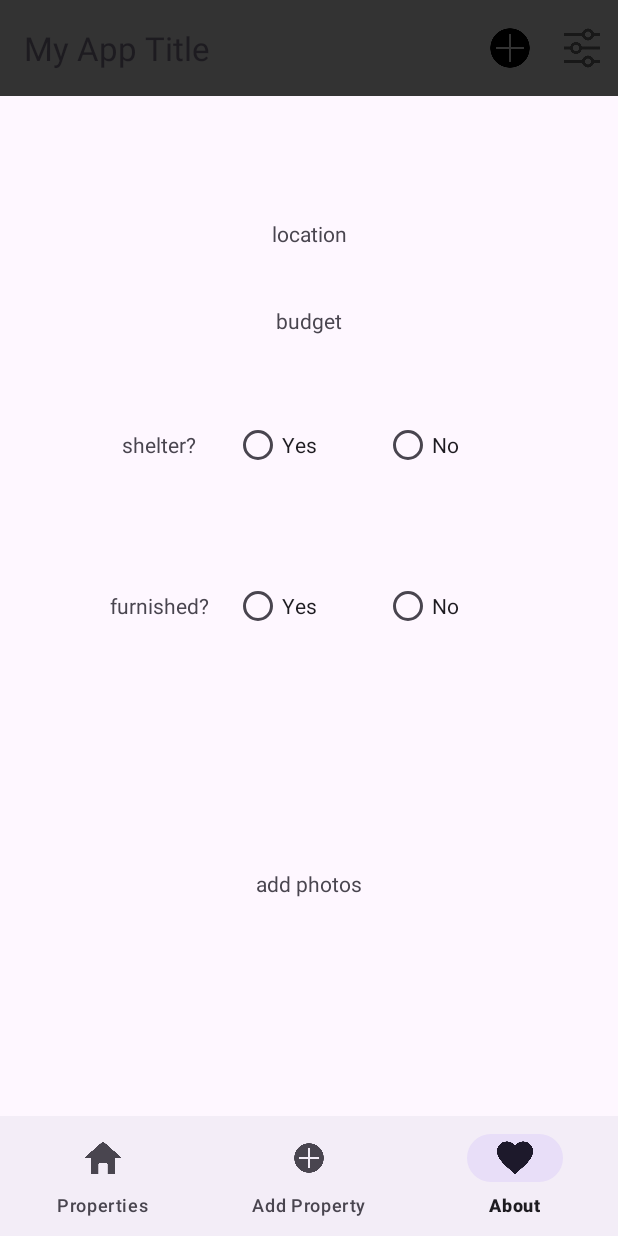
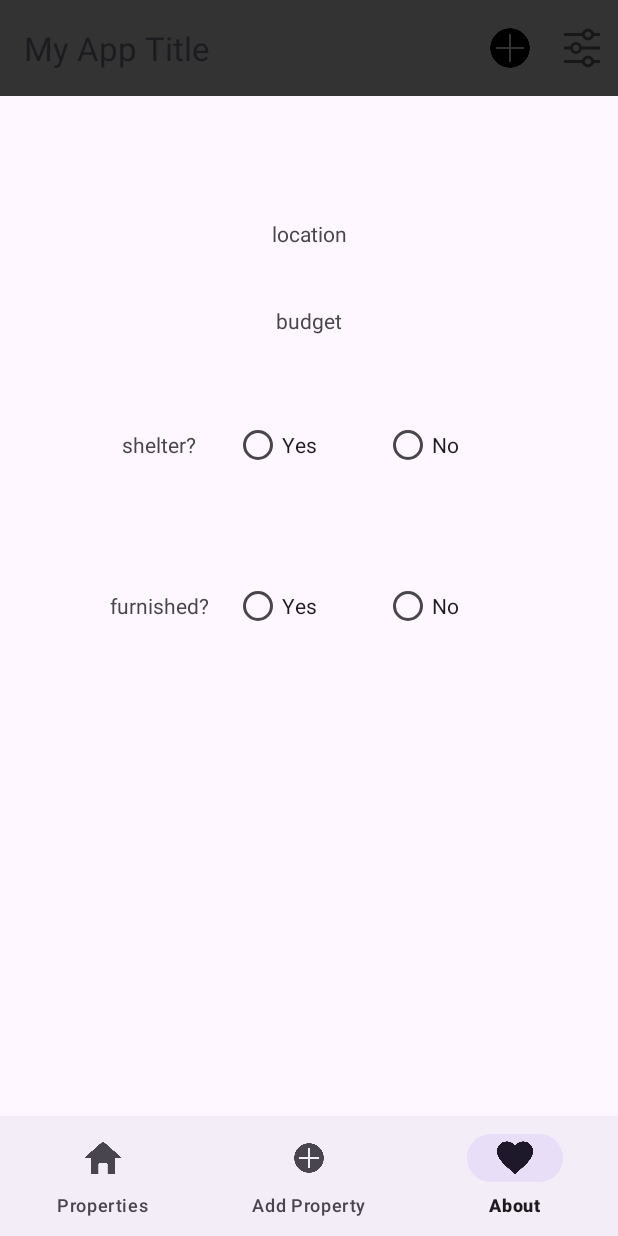
Before and after one commit to juda1999/RentIt, an Android app: the FilterFragment screen opened through its navigation route, on a phone screen of 412 x 824 dp. Run offline under Robolectric (Android 15) with nearby library versions, the phone set to English and light mode, and no system bars; our stand-ins replace Firebase (no records; nobody signed in at launch, a user with empty details on screens opened directly), navigation-ui; 1 statement that could not run was skipped.

```diff
--- a/app/src/main/java/com/idz/rentIt/FilterFragment.kt
+++ b/app/src/main/java/com/idz/rentIt/FilterFragment.kt
@@ -13,6 +13,7 @@ class FilterFragment : Fragment() {
         savedInstanceState: Bundle?
     ): View? {
         // Inflate the layout for this fragment
-        return inflater.inflate(R.layout.fragment_filter, container, false)
+        val view = inflater.inflate(R.layout.fragment_filter, container, false)
+        return view
     }
 }
--- a/app/src/main/res/layout/fragment_filter.xml
+++ b/app/src/main/res/layout/fragment_filter.xml
@@ -61,19 +61,6 @@
     </LinearLayout>
 
     <TextView
-        android:id="@+id/textView5"
-        android:layout_width="200dp"
-        android:layout_height="51dp"
-        android:gravity="center"
-        android:text="add photos"
-        app:layout_constraintBottom_toBottomOf="parent"
-        app:layout_constraintEnd_toEndOf="parent"
-        app:layout_constraintHorizontal_bias="0.497"
-        app:layout_constraintStart_toStartOf="parent"
-        app:layout_constraintTop_toBottomOf="@+id/linearLayout"
-        app:layout_constraintVertical_bias="0.458" />
-
-    <TextView
         android:id="@+id/textView4"
         android:layout_width="200dp"
         android:layout_height="51dp"
```
Also changed, not shown: app/src/main/java/com/idz/rentIt/AddPropertyFragment.kt (+16 -0 lines).
